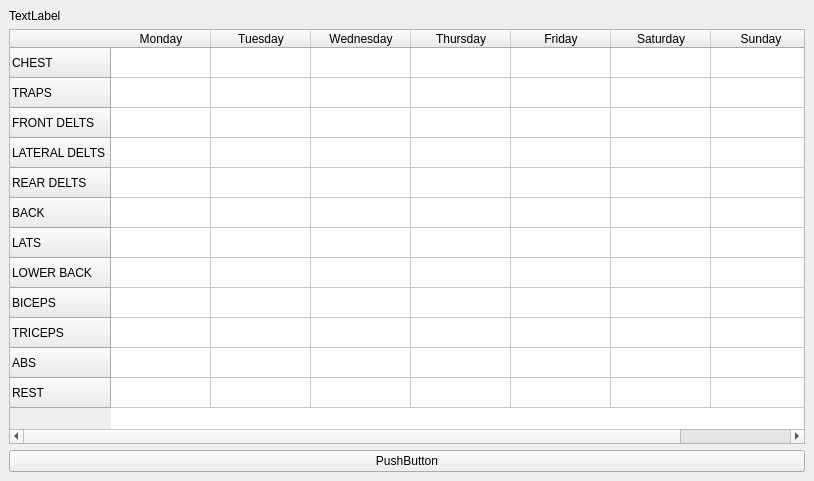
Qt form mainwindow.ui (felixjimcal/workout_maker) before a commit.
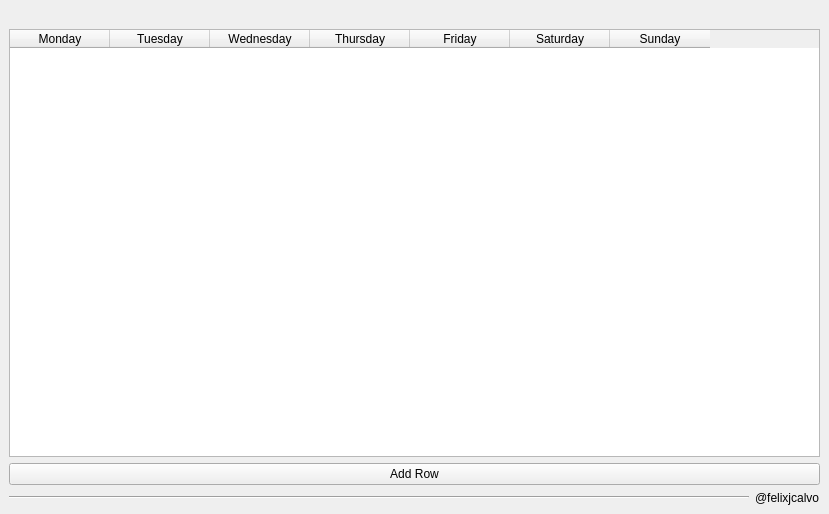
The same form after that commit.

```diff
--- a/mainwindow.ui
+++ b/mainwindow.ui
@@ -6,8 +6,8 @@
    <rect>
     <x>0</x>
     <y>0</y>
-    <width>814</width>
-    <height>481</height>
+    <width>829</width>
+    <height>514</height>
    </rect>
   </property>
   <property name="minimumSize">
@@ -24,34 +24,19 @@
     <item row="2" column="0">
      <widget class="QPushButton" name="pushButton">
       <property name="text">
-       <string>PushButton</string>
+       <string>Add Row</string>
       </property>
      </widget>
     </item>
-    <item row="0" column="0">
-     <layout class="QHBoxLayout" name="horizontalLayout">
-      <item>
-       <layout class="QHBoxLayout" name="horizontalLayout_2">
-        <item>
-         <widget class="QLabel" name="label">
-          <property name="text">
-           <string>TextLabel</string>
-          </property>
-         </widget>
-        </item>
-       </layout>
-      </item>
-      <item>
-       <layout class="QHBoxLayout" name="chartView"/>
-      </item>
-     </layout>
-    </item>
     <item row="1" column="0">
      <layout class="QHBoxLayout" name="horizontalLayout_3">
       <item>
        <layout class="QVBoxLayout" name="verticalLayout_3">
         <item>
          <widget class="QTableWidget" name="tableWidget">
+          <property name="frameShadow">
+           <enum>QFrame::Sunken</enum>
+          </property>
           <property name="sizeAdjustPolicy">
            <enum>QAbstractScrollArea::AdjustToContents</enum>
           </property>
@@ -64,66 +49,6 @@
           <attribute name="horizontalHeaderCascadingSectionResizes">
            <bool>false</bool>
           </attribute>
-          <row>
-           <property name="text">
-            <string>CHEST</string>
-           </property>
-          </row>
-          <row>
-           <property name="text">
-            <string>TRAPS</string>
-           </property>
-          </row>
-          <row>
-           <property name="text">
-            <string>FRONT DELTS</string>
-           </property>
-          </row>
-          <row>
-           <property name="text">
-            <string>LATERAL DELTS</string>
-           </property>
-          </row>
-          <row>
-           <property name="text">
-            <string>REAR DELTS</string>
-           </property>
-          </row>
-          <row>
-           <property name="text">
-            <string>BACK</string>
-           </property>
-          </row>
-          <row>
-           <property name="text">
-            <string>LATS</string>
-           </property>
-          </row>
-          <row>
-           <property name="text">
-            <string>LOWER BACK</string>
-           </property>
-          </row>
-          <row>
-           <property name="text">
-            <string>BICEPS</string>
-           </property>
-          </row>
-          <row>
-           <property name="text">
-            <string>TRICEPS</string>
-           </property>
-          </row>
-          <row>
-           <property name="text">
-            <string>ABS</string>
-           </property>
-          </row>
-          <row>
-           <property name="text">
-            <string>REST</string>
-           </property>
-          </row>
           <column>
            <property name="text">
             <string>Monday</string>
@@ -165,6 +90,54 @@
       </item>
      </layout>
     </item>
+    <item row="0" column="0">
+     <layout class="QHBoxLayout" name="horizontalLayout">
+      <item>
+       <layout class="QHBoxLayout" name="horizontalLayout_2">
+        <item>
+         <widget class="QLabel" name="label">
+          <property name="sizePolicy">
+           <sizepolicy hsizetype="Preferred" vsizetype="Preferred">
+            <horstretch>0</horstretch>
+            <verstretch>0</verstretch>
+           </sizepolicy>
+          </property>
+          <property name="text">
+           <string/>
+          </property>
+         </widget>
+        </item>
+       </layout>
+      </item>
+      <item>
+       <layout class="QHBoxLayout" name="chartView"/>
+      </item>
+     </layout>
+    </item>
+    <item row="3" column="0">
+     <layout class="QHBoxLayout" name="horizontalLayout_4">
+      <item>
+       <widget class="Line" name="line">
+        <property name="sizePolicy">
+         <sizepolicy hsizetype="Expanding" vsizetype="Fixed">
+          <horstretch>0</horstretch>
+          <verstretch>0</verstretch>
+         </sizepolicy>
+        </property>
+        <property name="orientation">
+         <enum>Qt::Horizontal</enum>
+        </property>
+       </widget>
+      </item>
+      <item>
+       <widget class="QLabel" name="lblName">
+        <property name="text">
+         <string>@felixjcalvo</string>
+        </property>
+       </widget>
+      </item>
+     </layout>
+    </item>
    </layout>
   </widget>
   <widget class="QMenuBar" name="menubar">
```
Left out of the diff: 2 changed lines with no effect on the pictures.
